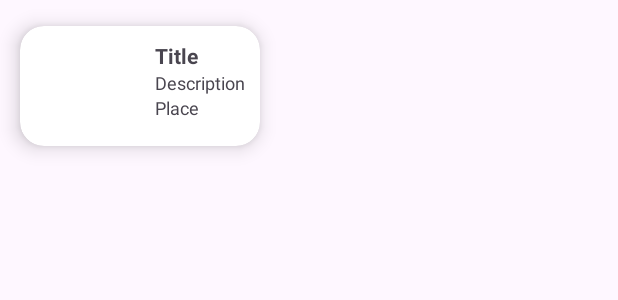
After one commit to IsrOrel/CS_2021---TravelWithMe, an Android app: the layout item_attractions.xml on its own in the app's theme, with its tools: preview values and no code run, on a phone screen of 412 x 824 dp. The commit adds this screen. Shown: the top 300 px of the screen. Run offline under Robolectric (Android 15) with nearby library versions, the phone set to English and light mode, and no system bars.

Commit message:
Add recycleView files and data files

```diff
--- a/app/src/main/java/com/example/travelwithme/Calander.kt
+++ b/app/src/main/java/com/example/travelwithme/Calander.kt
@@ -7,6 +7,7 @@ import android.view.View
 import android.view.ViewGroup
 import androidx.core.os.bundleOf
 import com.example.travelwithme.databinding.CalanderBinding
+
 
 
 class Calander : Fragment() {
--- /dev/null
+++ b/app/src/main/java/com/example/travelwithme/Category.kt
@@ -0,0 +1,5 @@
+package com.example.travelwithme
+data class Category(
+    val iconResId: Int,
+    val description: String
+)
--- /dev/null
+++ b/app/src/main/res/drawable/icon_beach.xml
@@ -0,0 +1,5 @@
+<vector xmlns:android="http://schemas.android.com/apk/res/android" android:height="24dp" android:tint="#2678BA" android:viewportHeight="24" android:viewportWidth="24" android:width="24dp">
+
+    <path android:fillColor="@android:color/white" android:pathData="M13.127,14.56l1.43,-1.43 6.44,6.443L19.57,21zM17.42,8.83l2.86,-2.86c-3.95,-3.95 -10.35,-3.96 -14.3,-0.02 3.93,-1.3 8.31,-0.25 11.44,2.88zM5.95,5.98c-3.94,3.95 -3.93,10.35 0.02,14.3l2.86,-2.86C5.7,14.29 4.65,9.91 5.95,5.98zM5.97,5.96l-0.01,0.01c-0.38,3.01 1.17,6.88 4.3,10.02l5.73,-5.73c-3.13,-3.13 -7.01,-4.68 -10.02,-4.3z"/>
+
+</vector>
--- /dev/null
+++ b/app/src/main/res/drawable/icon_museum.xml
@@ -0,0 +1,5 @@
+<vector xmlns:android="http://schemas.android.com/apk/res/android" android:height="24dp" android:tint="#2678BA" android:viewportHeight="24" android:viewportWidth="24" android:width="24dp">
+
+    <path android:fillColor="@android:color/white" android:pathData="M22,11V9L12,2L2,9v2h2v9H2v2h20v-2h-2v-9H22zM16,18h-2v-4l-2,3l-2,-3v4H8v-7h2l2,3l2,-3h2V18z"/>
+
+</vector>
--- /dev/null
+++ b/app/src/main/res/drawable/icon_nightlife.xml
@@ -0,0 +1,5 @@
+<vector xmlns:android="http://schemas.android.com/apk/res/android" android:height="24dp" android:tint="#2678BA" android:viewportHeight="24" android:viewportWidth="24" android:width="24dp">
+
+    <path android:fillColor="@android:color/white" android:pathData="M1,5h14l-6,9v4h2v2H5v-2h2v-4L1,5zM10.1,9l1.4,-2H4.49l1.4,2H10.1zM17,5h5v3h-3v9h0c0,1.66 -1.34,3 -3,3s-3,-1.34 -3,-3s1.34,-3 3,-3c0.35,0 0.69,0.06 1,0.17L17,5z"/>
+
+</vector>
--- /dev/null
+++ b/app/src/main/res/drawable/icon_park.xml
@@ -0,0 +1,5 @@
+<vector xmlns:android="http://schemas.android.com/apk/res/android" android:height="24dp" android:tint="#2678BA" android:viewportHeight="24" android:viewportWidth="24" android:width="24dp">
+
+    <path android:fillColor="@android:color/white" android:pathData="M17,12l2,0l-7,-10l-6.95,10l1.95,0l-3.9,6l6.92,0l0,4l3.96,0l0,-4l7.02,0z"/>
+
+</vector>
--- /dev/null
+++ b/app/src/main/res/drawable/icon_restaurant.xml
@@ -0,0 +1,5 @@
+<vector xmlns:android="http://schemas.android.com/apk/res/android" android:height="24dp" android:tint="#2678BA" android:viewportHeight="24" android:viewportWidth="24" android:width="24dp">
+
+    <path android:fillColor="@android:color/white" android:pathData="M11,9L9,9L9,2L7,2v7L5,9L5,2L3,2v7c0,2.12 1.66,3.84 3.75,3.97L6.75,22h2.5v-9.03C11.34,12.84 13,11.12 13,9L13,2h-2v7zM16,6v8h2.5v8L21,22L21,2c-2.76,0 -5,2.24 -5,4z"/>
+
+</vector>
--- /dev/null
+++ b/app/src/main/res/drawable/icon_shopping.xml
@@ -0,0 +1,5 @@
+<vector xmlns:android="http://schemas.android.com/apk/res/android" android:height="24dp" android:tint="#2678BA" android:viewportHeight="24" android:viewportWidth="24" android:width="24dp">
+
+    <path android:fillColor="@android:color/white" android:pathData="M18,6h-2c0,-2.21 -1.79,-4 -4,-4S8,3.79 8,6H6C4.9,6 4,6.9 4,8v12c0,1.1 0.9,2 2,2h12c1.1,0 2,-0.9 2,-2V8C20,6.9 19.1,6 18,6zM10,10c0,0.55 -0.45,1 -1,1s-1,-0.45 -1,-1V8h2V10zM12,4c1.1,0 2,0.9 2,2h-4C10,4.9 10.9,4 12,4zM16,10c0,0.55 -0.45,1 -1,1s-1,-0.45 -1,-1V8h2V10z"/>
+
+</vector>
--- /dev/null
+++ b/app/src/main/res/layout/item_attractions.xml
@@ -0,0 +1,53 @@
+<?xml version="1.0" encoding="utf-8"?>
+<androidx.cardview.widget.CardView
+    xmlns:android="http://schemas.android.com/apk/res/android"
+    xmlns:app="http://schemas.android.com/apk/res-auto"
+    android:id="@+id/recCard"
+    android:layout_width="wrap_content"
+    android:layout_height="wrap_content"
+    app:cardCornerRadius="16dp"
+    app:cardElevation="8dp"
+    app:cardUseCompatPadding="true">
+
+    <LinearLayout
+        android:layout_width="match_parent"
+        android:layout_height="wrap_content"
+        android:orientation="horizontal">
+
+        <ImageView
+            android:id="@+id/attractionsIcon"
+            android:layout_width="80dp"
+            android:layout_height="80dp"
+            android:scaleType="centerCrop"
+            />
+
+        <LinearLayout
+            android:layout_width="match_parent"
+            android:layout_height="wrap_content"
+            android:orientation="vertical"
+            android:padding="10dp">
+
+            <TextView
+                android:id="@+id/attractionstitle"
+                android:layout_width="wrap_content"
+                android:layout_height="wrap_content"
+                android:textSize="14sp"
+                android:textStyle="bold"
+                android:text="Title" />
+
+            <TextView
+                android:id="@+id/attractionsdesc"
+                android:layout_width="wrap_content"
+                android:layout_height="wrap_content"
+                android:textSize="12sp"
+                android:text="Description" />
+
+            <TextView
+                android:id="@+id/attractionsplace"
+                android:layout_width="wrap_content"
+                android:layout_height="wrap_content"
+                android:textSize="12sp"
+                android:text="Place" />
+        </LinearLayout>
+    </LinearLayout>
+</androidx.cardview.widget.CardView>
```
Also changed, not shown: app/src/main/java/com/example/travelwithme/AttractionDao.kt (added, +32 -0 lines), app/src/main/java/com/example/travelwithme/AttractionViewModel.kt (added, +43 -0 lines), app/src/main/java/com/example/travelwithme/Attraction_Adapter.kt (added, +44 -0 lines), app/src/main/java/com/example/travelwithme/Attraction_Data.kt (added, +11 -0 lines), app/src/main/java/com/example/travelwithme/Attractions.kt (+60 -17 lines), app/src/main/java/com/example/travelwithme/CategoryAdapter.kt (added, +31 -0 lines), app/src/main/java/com/example/travelwithme/TravelDatabase.kt (added, +30 -0 lines), app/src/main/res/layout/attractions.xml (+49 -6 lines), app/src/main/res/layout/item_category.xml (added, +56 -0 lines), app/src/main/res/drawable/travel_back.png (deleted), 1 other file.
